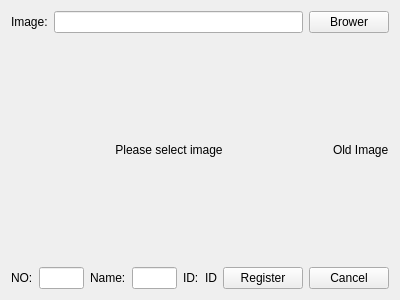
Qt form App/FrmRegisterImage.ui (KangLin/FaceRecognizer) before a commit.
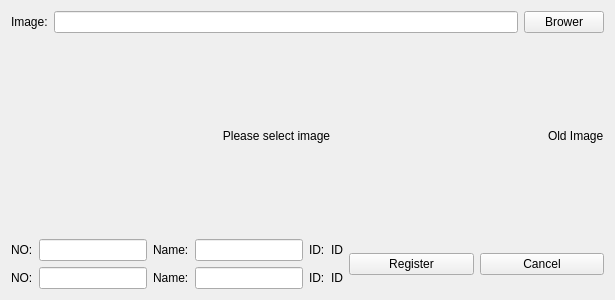
The same form after that commit.

```diff
--- a/App/FrmRegisterImage.ui
+++ b/App/FrmRegisterImage.ui
@@ -6,7 +6,7 @@
    <rect>
     <x>0</x>
     <y>0</y>
-    <width>400</width>
+    <width>615</width>
     <height>300</height>
    </rect>
   </property>
@@ -49,7 +49,7 @@
     </layout>
    </item>
    <item row="1" column="0">
-    <layout class="QHBoxLayout" name="horizontalLayout_3">
+    <layout class="QHBoxLayout" name="horizontalLayout_5">
      <item>
       <widget class="QLabel" name="lbImage">
        <property name="sizePolicy">
@@ -76,7 +76,11 @@
     </layout>
    </item>
    <item row="2" column="0">
-    <layout class="QHBoxLayout" name="horizontalLayout_2">
+    <layout class="QHBoxLayout" name="horizontalLayout_4">
+     <item>
+      <layout class="QVBoxLayout" name="verticalLayout">
+       <item>
+        <layout class="QHBoxLayout" name="horizontalLayout_3">
      <item>
       <widget class="QLabel" name="label_2">
        <property name="text">
@@ -85,7 +89,14 @@
       </widget>
      </item>
      <item>
-      <widget class="QLineEdit" name="leNo"/>
+          <widget class="QLineEdit" name="leNo">
+           <property name="sizePolicy">
+            <sizepolicy hsizetype="Minimum" vsizetype="Fixed">
+             <horstretch>0</horstretch>
+             <verstretch>0</verstretch>
+            </sizepolicy>
+           </property>
+          </widget>
      </item>
      <item>
       <widget class="QLabel" name="label_3">
@@ -95,7 +106,14 @@
       </widget>
      </item>
      <item>
-      <widget class="QLineEdit" name="leName"/>
+          <widget class="QLineEdit" name="leName">
+           <property name="sizePolicy">
+            <sizepolicy hsizetype="Minimum" vsizetype="Fixed">
+             <horstretch>0</horstretch>
+             <verstretch>0</verstretch>
+            </sizepolicy>
+           </property>
+          </widget>
      </item>
      <item>
       <widget class="QLabel" name="label_4">
@@ -111,10 +129,72 @@
        </property>
       </widget>
      </item>
+        </layout>
+       </item>
+       <item>
+        <layout class="QHBoxLayout" name="horizontalLayout_2">
+         <item>
+          <widget class="QLabel" name="lbNoOld">
+           <property name="text">
+            <string>NO:</string>
+           </property>
+          </widget>
+         </item>
+         <item>
+          <widget class="QLineEdit" name="leNoOld">
+           <property name="sizePolicy">
+            <sizepolicy hsizetype="Minimum" vsizetype="Fixed">
+             <horstretch>0</horstretch>
+             <verstretch>0</verstretch>
+            </sizepolicy>
+           </property>
+           <property name="readOnly">
+            <bool>true</bool>
+           </property>
+          </widget>
+         </item>
+         <item>
+          <widget class="QLabel" name="lbNameOld">
+           <property name="text">
+            <string>Name:</string>
+           </property>
+          </widget>
+         </item>
+         <item>
+          <widget class="QLineEdit" name="leNameOld">
+           <property name="sizePolicy">
+            <sizepolicy hsizetype="Minimum" vsizetype="Fixed">
+             <horstretch>0</horstretch>
+             <verstretch>0</verstretch>
+            </sizepolicy>
+           </property>
+           <property name="readOnly">
+            <bool>true</bool>
+           </property>
+          </widget>
+         </item>
+         <item>
+          <widget class="QLabel" name="lbOldID">
+           <property name="text">
+            <string>ID:</string>
+           </property>
+          </widget>
+         </item>
+         <item>
+          <widget class="QLabel" name="lbIDOld">
+           <property name="text">
+            <string>ID</string>
+           </property>
+          </widget>
+         </item>
+        </layout>
+       </item>
+      </layout>
+     </item>
      <item>
       <widget class="QPushButton" name="pbRegister">
        <property name="sizePolicy">
-        <sizepolicy hsizetype="Preferred" vsizetype="Preferred">
+        <sizepolicy hsizetype="Minimum" vsizetype="Fixed">
          <horstretch>0</horstretch>
          <verstretch>0</verstretch>
         </sizepolicy>
```
Lines whose indentation alone changed are shown as unchanged.
